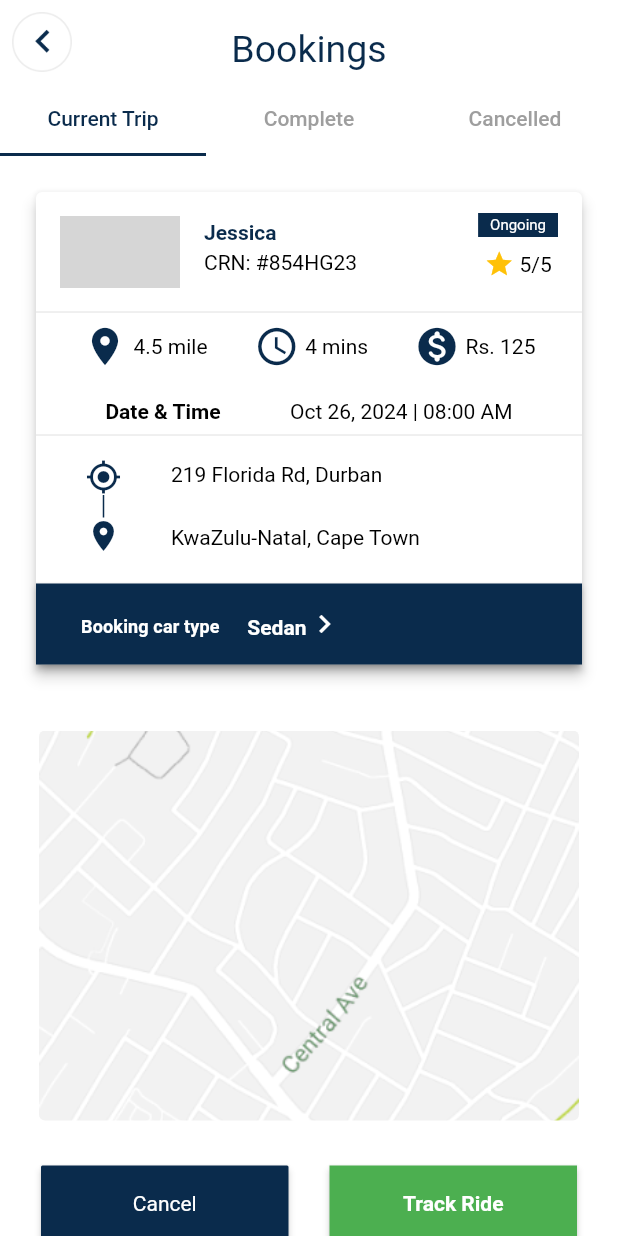
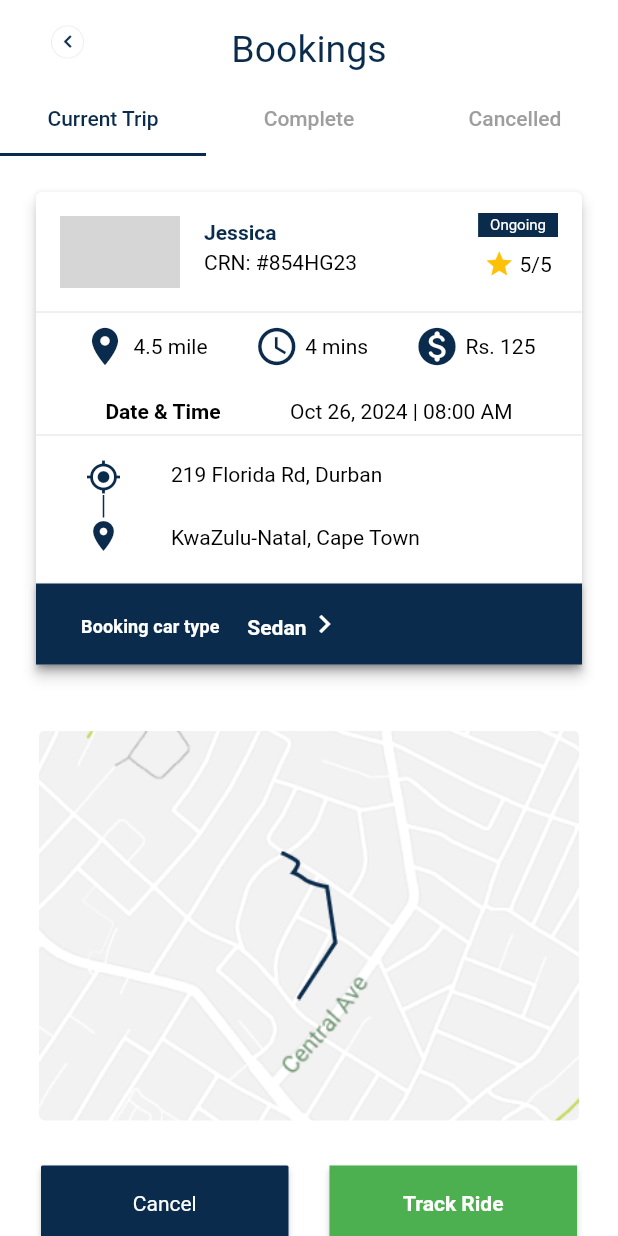
Before and after one commit to Rayarmohan/Jambo-Taxi-app, a Flutter app: the BookingComplete screen opened by its route, on a phone screen of 412 x 824 dp. Run offline on Flutter 3.47's test engine with Material 3 defaults, Android fonts, the phone set to English and light mode, and no system bars; our stand-ins replace dotted_border, flutter_rating_bar, flutter_screenutil, flutter_svg, get; Roboto replaces fonts that are missing (SF Pro Display); grey boxes are pictures that could not be loaded.

Commit message:
first commit

```diff
--- a/lib/features/booking_pages/booking_tab.dart
+++ b/lib/features/booking_pages/booking_tab.dart
@@ -21,7 +21,7 @@ class BookingComplete extends StatelessWidget {
                     .headlineMedium!
                     .copyWith(height: 1.7, color: AppColors.primeryColor)),
             leading: const Padding(
-              padding: EdgeInsets.all(8.0),
+              padding: EdgeInsets.only(left: 34),
               child: CustomPngImage(
                 imageName: "assets/images/arrow_back.png",
                 height: 30,
@@ -57,9 +57,21 @@ class BookingComplete extends StatelessWidget {
                           padding: EdgeInsets.all(20),
                           child: ClipRRect(
                             borderRadius: BorderRadius.circular(4.0),
-                            child: Image.asset(
-                              "assets/images/map.png",
-                              fit: BoxFit.cover,
+                            child: Stack(
+                              alignment: Alignment.center, // Align the top image to the center of the map image
+                              children: [
+                                Image.asset(
+                                  "assets/images/map.png",
+                                  fit: BoxFit.cover,
+                                  width: double.infinity, // Ensure the map image fills the container
+                                  height: double.infinity,
+                                ),
+                                Image.asset(
+                                  "assets/images/Vector.png", // Replace with the path of your top image
+                                  width: 100, // Set the width of the top image
+                                  height: 100, // Set the height of the top image
+                                ),
+                              ],
                             ),
                           ),
                         ),
```
Also changed, not shown: lib/features/booking_pages/prebooking_tab.dart (+17 -4 lines), assets/images/Vector.png (added).
